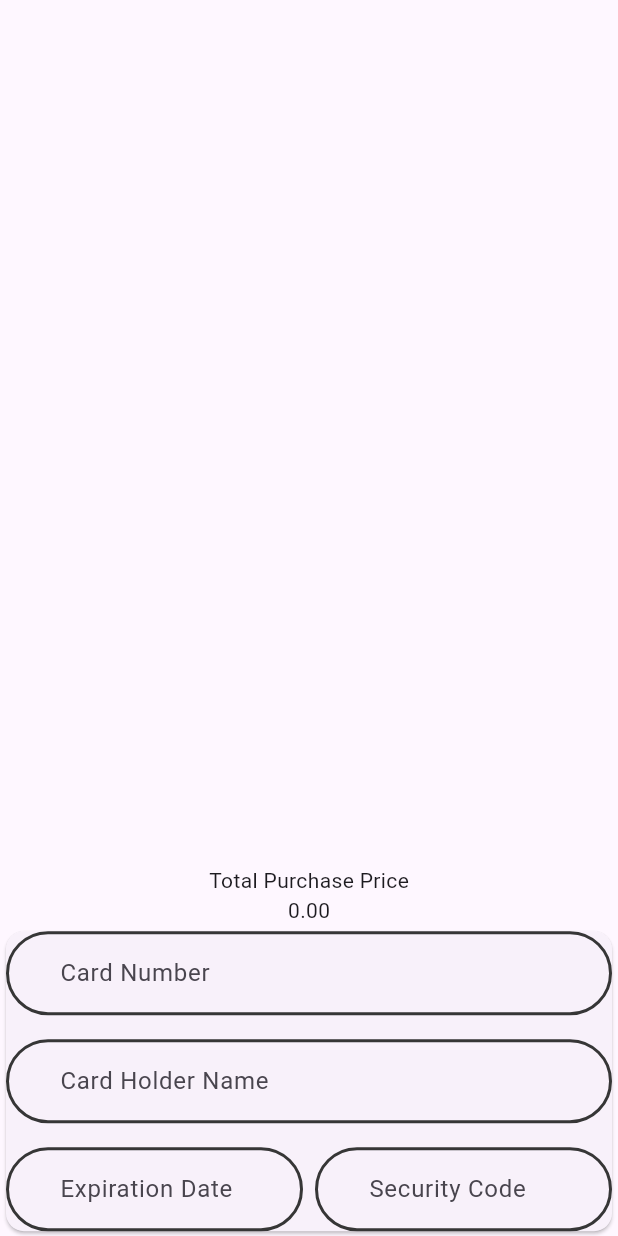
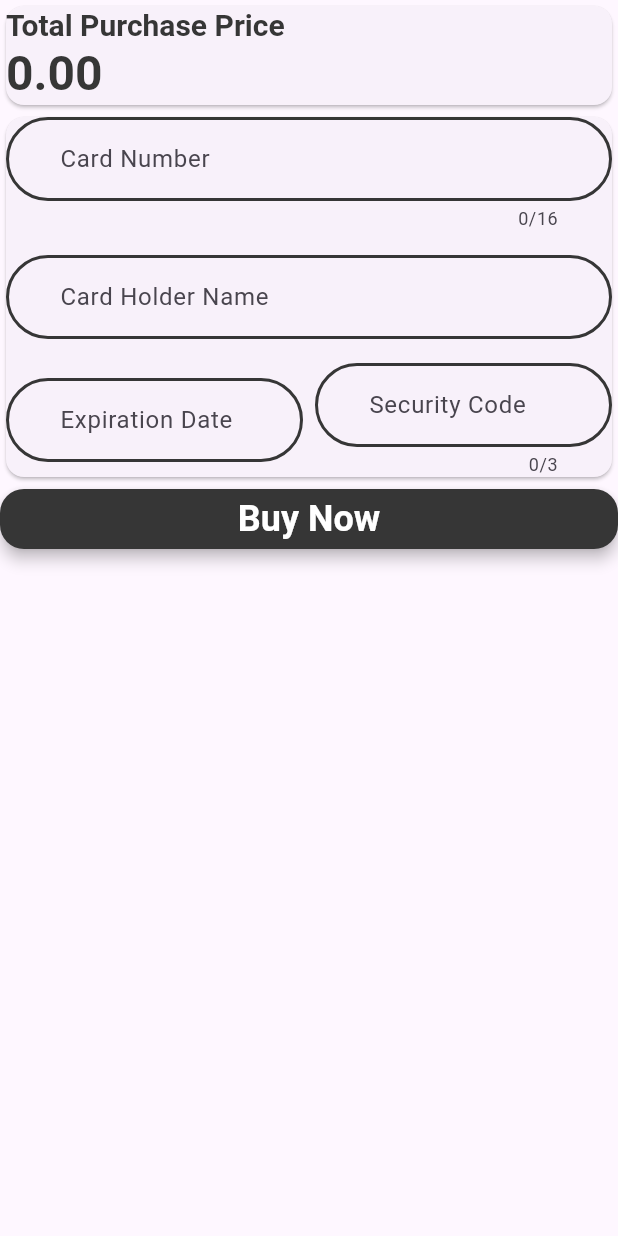
Before and after one commit to Luis-Lobo/Flutter_Products_Demo, a Flutter app: the ProductPaymentUI widget shown alone on an empty page, opened directly, on a phone screen of 412 x 824 dp. Run offline on Flutter 3.47's test engine with Material 3 defaults, Android fonts, the phone set to English and light mode, and no system bars; our stand-ins replace dio, equatable, flutter_bloc, flutter_hooks, flutter_secure_storage, go_router and 1 more; missing offline and left inert: flutter_flavor; accounts and stored records are empty; generated files the repository leaves out were written again; network calls fail.

Commit message:
Payment validation implemented

```diff
--- a/lib/src/core/components/product_text_form_field.dart
+++ b/lib/src/core/components/product_text_form_field.dart
@@ -2,26 +2,32 @@ import 'package:flutter/material.dart';
 import 'package:flutter_products_demo/src/core/theme/application_colors.dart';
 
 class ProductTextFormField extends StatelessWidget {
+  final TextEditingController? controller;
   final String? hintText;
   final TextInputType? keyboardType;
   final String? labelText;
+  final int? maxLenght;
   final bool obscureText;
+  final ValueChanged? onChanged;
+  final ValueChanged? onSaved;
+  final VoidCallback? onTap;
   final Icon? prefixIcon;
   final IconButton? sufixButtonIcon;
   final FormFieldValidator? validator;
-  final ValueChanged? onChanged;
-  final VoidCallback? onTap;
 
-  const ProductTextFormField({
+  const ProductTextFormField(
+      {this.controller,
       this.hintText,
       this.keyboardType,
       this.labelText,
+      this.maxLenght,
       this.obscureText = false,
+      this.onChanged,
+      this.onSaved,
+      this.onTap,
       this.prefixIcon,
       this.sufixButtonIcon,
       this.validator,
-    this.onChanged,
-    this.onTap,
       super.key});
 
   @override
@@ -29,6 +35,8 @@ class ProductTextFormField extends StatelessWidget {
     return TextFormField(
       obscureText: obscureText,
       keyboardType: keyboardType,
+      controller: controller,
+      maxLength: maxLenght,
       cursorColor: ApplicationColors.red,
       decoration: InputDecoration(
         labelText: labelText,
@@ -47,6 +55,7 @@ class ProductTextFormField extends StatelessWidget {
       ),
       validator: validator,
       onChanged: onChanged,
+      onSaved: onSaved,
       onTap: onTap,
     );
   }
--- /dev/null
+++ b/lib/src/features/products/domain/models/product_payment_model.dart
@@ -0,0 +1,33 @@
+import 'package:equatable/equatable.dart';
+import 'package:json_annotation/json_annotation.dart';
+
+part 'product_payment_model.g.dart';
+
+@JsonSerializable()
+class ProductPaymentModel extends Equatable {
+  @JsonKey(name: 'cardNumber')
+  final String cardNumber;
+
+  @JsonKey(name: 'cardHolderName')
+  final String cardHolderName;
+
+  @JsonKey(name: 'expirationDate')
+  final String expirationDate;
+
+  @JsonKey(name: 'securityCode')
+  final String securityCode;
+
+  const ProductPaymentModel({
+    required this.cardNumber,
+    required this.cardHolderName,
+    required this.expirationDate,
+    required this.securityCode,
+  });
+
+  factory ProductPaymentModel.fromJson(Map<String, dynamic> json) => _$ProductPaymentModelFromJson(json);
+
+  Map<String, dynamic> toJson() => _$ProductPaymentModelToJson(this);
+
+  @override
+  List<Object> get props => [cardNumber, cardHolderName, expirationDate, securityCode,];
+}
--- a/lib/src/features/products/presentations/user_interfaces/product_payment_ui.dart
+++ b/lib/src/features/products/presentations/user_interfaces/product_payment_ui.dart
@@ -2,11 +2,13 @@ import 'package:flutter/material.dart';
 import 'package:flutter_bloc/flutter_bloc.dart';
 import 'package:flutter_gen/gen_l10n/app_localizations.dart';
 import 'package:flutter_hooks/flutter_hooks.dart';
+import 'package:flutter_products_demo/src/core/components/product_button.dart';
 import 'package:flutter_products_demo/src/core/components/product_text_form_field.dart';
+import 'package:flutter_products_demo/src/core/theme/application_colors.dart';
 import 'package:flutter_products_demo/src/core/theme/application_styles_constants.dart';
+import 'package:flutter_products_demo/src/features/products/domain/models/product_payment_model.dart';
 import 'package:flutter_products_demo/src/features/products/presentations/bussiness_components/products_cubit.dart';
 import 'package:flutter_products_demo/src/features/products/presentations/bussiness_components/products_state.dart';
-import 'package:flutter_products_demo/src/features/products/presentations/components/product_item_tile.dart';
 import 'package:flutter_products_demo/src/features/products/presentations/components/product_snack_bar.dart';
 
 class ProductPaymentUI extends HookWidget {
@@ -17,8 +19,29 @@ class ProductPaymentUI extends HookWidget {
     final cubit = context.read<ProductsCubit>();
     final l10n = AppLocalizations.of(context)!;
     final textTheme = Theme.of(context).textTheme;
-    final height = MediaQuery.of(context).size.height;
-    final formKey = GlobalKey();
+    final GlobalKey<FormState> formKey = GlobalKey<FormState>();
+    final cardNumberController = TextEditingController();
+    final cardHolderNameController = TextEditingController();
+    final expirationDateController = TextEditingController();
+    final securityCodeController = TextEditingController();
+
+    void submit() {
+      if (formKey.currentState!.validate()) {
+        formKey.currentState!.save();
+        ScaffoldMessenger.of(context).showSnackBar(
+          SnackBar(content: Text(l10n.paymentProcess)),
+        );
+        // TODO - This model will be sent to a fake payment API
+        // using method POST
+        final productPaymentModel = ProductPaymentModel(
+          cardHolderName: cardNumberController.text,
+          cardNumber: cardHolderNameController.text,
+          expirationDate: expirationDateController.text,
+          securityCode: securityCodeController.text,
+        );
+      }
+    }
+
     return BlocConsumer<ProductsCubit, ProductsState>(listener: (context, currentState) {
       if (currentState.removeProductInCartList == true) {
         ProductSnackBar.showRemoveSnackBar(context: context, message: l10n.removeToCard);
@@ -27,39 +50,65 @@ class ProductPaymentUI extends HookWidget {
     }, builder: (context, state) {
       return Flex(
         direction: Axis.vertical,
+        crossAxisAlignment: CrossAxisAlignment.stretch,
         children: [
-          SizedBox(
-            height: height * 0.7,
-            child: ListView.builder(
-                    itemCount: state.cartList.length,
-                    itemBuilder: (BuildContext context, int index) {
-                      return Padding(
-                        padding: const EdgeInsets.only(top: ApplicationStylesConstants.spacing16Sp),
-                        child: ProductItemTile(
-                          productModel: state.cartList[index],
-                          remove: () => cubit.removeToCart(product: state.cartList[index], cartList: state.cartList),
+          Card(
+            child: Column(
+              crossAxisAlignment: CrossAxisAlignment.stretch,
+              children: [
+                Text(
+                  l10n.totalPurchasePrice,
+                  style: textTheme.titleLarge?.copyWith(
+                    color: ApplicationColors.black36,
+                    fontWeight: FontWeight.w700,
+                    fontSize: 20,
                   ),
-                      );
-                    }),
                 ),
-          SizedBox(
-            child: Text(l10n.totalPurchasePrice),
+                Text(
+                  state.totalPurchasePrice.toStringAsFixed(2),
+                  style: textTheme.titleLarge?.copyWith(
+                    color: ApplicationColors.black36,
+                    fontWeight: FontWeight.w700,
+                    fontSize: 32,
                   ),
-          SizedBox(
-            child: Text(state.totalPurchasePrice.toStringAsFixed(2)),
                 ),
-          Card(
+              ],
+            ),
+          ),
+          Form(
+            key: formKey,
+            child: Card(
               child: Column(
                 mainAxisSize: MainAxisSize.min,
                 children: [
                   ProductTextFormField(
                     hintText: l10n.cardNumber,
                     labelText: l10n.cardNumber,
+                    controller: cardNumberController,
+                    maxLenght: 16,
+                    validator: (value) {
+                      if (value == null || value.isEmpty) {
+                        return l10n.cardNumberInsert;
+                      }
+                      if (value.length != 16) {
+                        return l10n.cardNumberAlertLenght;
+                      }
+                      return null;
+                    },
+                    onSaved: (value) => cardNumberController.text = value,
                   ),
                   const SizedBox(height: ApplicationStylesConstants.spacing16Sp),
                   ProductTextFormField(
                     hintText: l10n.cardHolderName,
                     labelText: l10n.cardHolderName,
+                    controller: cardHolderNameController,
+                    validator: (value) {
+                      if (value == null || value.isEmpty) {
+                        return l10n.cardHolderNameInsert;
+                      }
+                      return null;
+                    },
+                    onSaved: (value) => cardHolderNameController.text = value,
                   ),
                   const SizedBox(height: ApplicationStylesConstants.spacing16Sp),
                   Row(
@@ -70,6 +119,18 @@ class ProductPaymentUI extends HookWidget {
                         child: ProductTextFormField(
                           hintText: l10n.expirationDate,
                           labelText: l10n.expirationDate,
+                          controller: expirationDateController,
+                          validator: (value) {
+                            if (value == null || value.isEmpty) {
+                              return l10n.expirationDateInsert;
+                            }
+                            RegExp regExp = RegExp(r'^(0[1-9]|1[0-2])\/?([0-9]{2})$');
+                            if (!regExp.hasMatch(value)) {
+                              return l10n.expirationDateFormat;
+                            }
+                            return null;
+                          },
+                          onSaved: (value) => expirationDateController.text = value,
                         ),
                       ),
                       const SizedBox(width: ApplicationStylesConstants.spacing8Sp),
@@ -77,6 +138,18 @@ class ProductPaymentUI extends HookWidget {
                         child: ProductTextFormField(
                           hintText: l10n.securityCode,
                           labelText: l10n.securityCode,
+                          controller: securityCodeController,
+                          maxLenght: 3,
+                          validator: (value) {
+                            if (value == null || value.isEmpty) {
+                              return l10n.securityCodeInsert;
+                            }
+                            if (value.length != 3) {
+                              return l10n.securityCodeAlertLenght;
+                            }
+                            return null;
+                          },
+                          onSaved: (value) => securityCodeController.text = value,
                         ),
                       ),
                     ],
@@ -84,6 +157,12 @@ class ProductPaymentUI extends HookWidget {
                 ],
               ),
             ),
+          ),
+          ProductButton(
+            textButton: l10n.buy,
+            borderRadius: BorderRadius.circular(16.0),
+            onPressed: submit,
+          ),
         ],
       );
     });
```
Also changed, not shown: lib/src/core/l10n/app_en.arb (+9 -0 lines), lib/src/features/products/presentations/user_interfaces/product_cart_ui.dart (+11 -3 lines), lib/src/features/products/domain/models/product_model.g.dart, lib/src/features/products/domain/models/product_payment_model.g.dart (added), lib/src/features/products/domain/models/rating_model.g.dart. Lines whose indentation alone changed are shown as unchanged.
